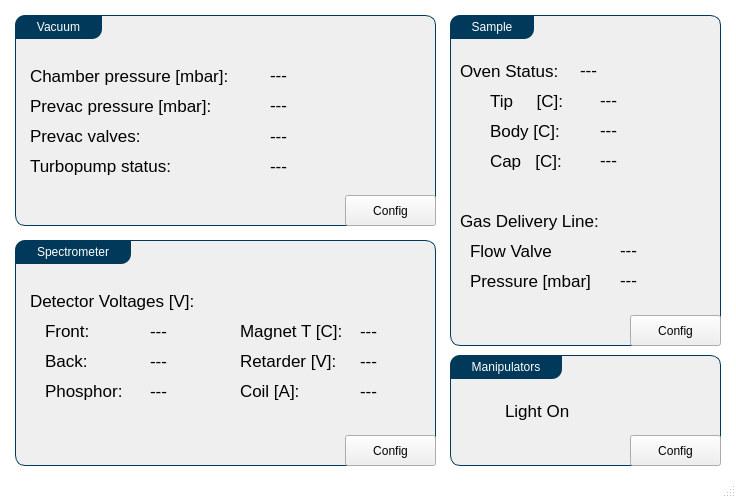
Old version of the form Utils/ursapqConsoleResources/main.ui in the repository pnjun/UrsaPQ-Manager.
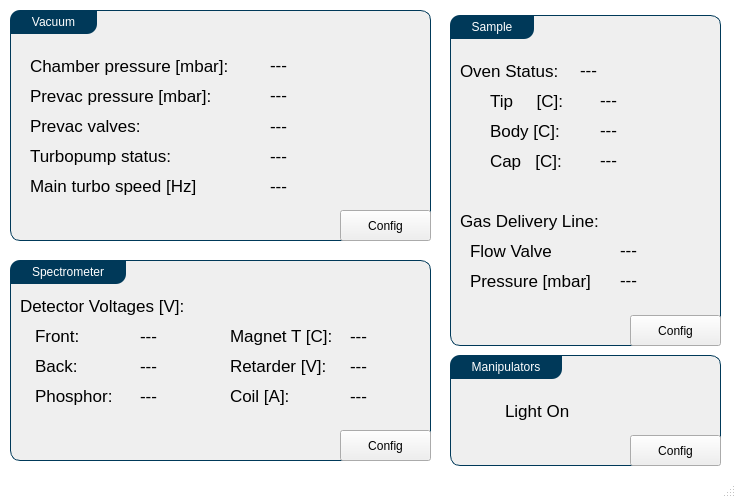
New version of the form.

Patch:
```diff
--- a/Utils/ursapqConsoleResources/main.ui
+++ b/Utils/ursapqConsoleResources/main.ui
@@ -72,10 +72,10 @@
    <widget class="QGroupBox" name="groupBox">
     <property name="geometry">
      <rect>
-      <x>15</x>
-      <y>15</y>
+      <x>10</x>
+      <y>10</y>
       <width>421</width>
-      <height>211</height>
+      <height>231</height>
      </rect>
     </property>
     <property name="sizePolicy">
@@ -99,8 +99,8 @@
     <widget class="QLabel" name="chamberPressure">
      <property name="geometry">
       <rect>
-       <x>255</x>
-       <y>45</y>
+       <x>260</x>
+       <y>40</y>
        <width>151</width>
        <height>30</height>
       </rect>
@@ -112,8 +112,8 @@
     <widget class="QLabel" name="label">
      <property name="geometry">
       <rect>
-       <x>15</x>
-       <y>75</y>
+       <x>20</x>
+       <y>70</y>
        <width>241</width>
        <height>31</height>
       </rect>
@@ -125,8 +125,8 @@
     <widget class="QLabel" name="label_2">
      <property name="geometry">
       <rect>
-       <x>15</x>
-       <y>45</y>
+       <x>20</x>
+       <y>40</y>
        <width>241</width>
        <height>31</height>
       </rect>
@@ -138,8 +138,8 @@
     <widget class="QLabel" name="prevacPressure">
      <property name="geometry">
       <rect>
-       <x>255</x>
-       <y>75</y>
+       <x>260</x>
+       <y>70</y>
        <width>151</width>
        <height>30</height>
       </rect>
@@ -151,8 +151,8 @@
     <widget class="QLabel" name="label_3">
      <property name="geometry">
       <rect>
-       <x>15</x>
-       <y>105</y>
+       <x>20</x>
+       <y>100</y>
        <width>241</width>
        <height>31</height>
       </rect>
@@ -164,8 +164,8 @@
     <widget class="QLabel" name="prevacValves">
      <property name="geometry">
       <rect>
-       <x>255</x>
-       <y>105</y>
+       <x>260</x>
+       <y>100</y>
        <width>151</width>
        <height>31</height>
       </rect>
@@ -177,8 +177,8 @@
     <widget class="QLabel" name="label_4">
      <property name="geometry">
       <rect>
-       <x>15</x>
-       <y>135</y>
+       <x>20</x>
+       <y>130</y>
        <width>241</width>
        <height>31</height>
       </rect>
@@ -190,8 +190,8 @@
     <widget class="QLabel" name="pumpStatus">
      <property name="geometry">
       <rect>
-       <x>255</x>
-       <y>135</y>
+       <x>260</x>
+       <y>130</y>
        <width>151</width>
        <height>31</height>
       </rect>
@@ -217,7 +217,7 @@
      <property name="geometry">
       <rect>
        <x>330</x>
-       <y>180</y>
+       <y>200</y>
        <width>91</width>
        <height>31</height>
       </rect>
@@ -226,14 +226,40 @@
       <string>Config</string>
      </property>
     </widget>
+    <widget class="QLabel" name="label_5">
+     <property name="geometry">
+      <rect>
+       <x>20</x>
+       <y>160</y>
+       <width>241</width>
+       <height>31</height>
+      </rect>
+     </property>
+     <property name="text">
+      <string>Main turbo speed [Hz]</string>
+     </property>
+    </widget>
+    <widget class="QLabel" name="pump_speed">
+     <property name="geometry">
+      <rect>
+       <x>260</x>
+       <y>160</y>
+       <width>151</width>
+       <height>31</height>
+      </rect>
+     </property>
+     <property name="text">
+      <string>---</string>
+     </property>
+    </widget>
    </widget>
    <widget class="QGroupBox" name="groupBox_2">
     <property name="geometry">
      <rect>
-      <x>15</x>
-      <y>240</y>
+      <x>10</x>
+      <y>260</y>
       <width>421</width>
-      <height>226</height>
+      <height>201</height>
      </rect>
     </property>
     <property name="title">
@@ -256,7 +282,7 @@
      <property name="geometry">
       <rect>
        <x>330</x>
-       <y>195</y>
+       <y>170</y>
        <width>91</width>
        <height>31</height>
       </rect>
@@ -268,8 +294,8 @@
     <widget class="QWidget" name="widget" native="true">
      <property name="geometry">
       <rect>
-       <x>15</x>
-       <y>45</y>
+       <x>10</x>
+       <y>30</y>
        <width>211</width>
        <height>136</height>
       </rect>
@@ -369,8 +395,8 @@
     <widget class="QWidget" name="widget_2" native="true">
      <property name="geometry">
       <rect>
-       <x>225</x>
-       <y>45</y>
+       <x>220</x>
+       <y>30</y>
        <width>181</width>
        <height>136</height>
       </rect>
```
